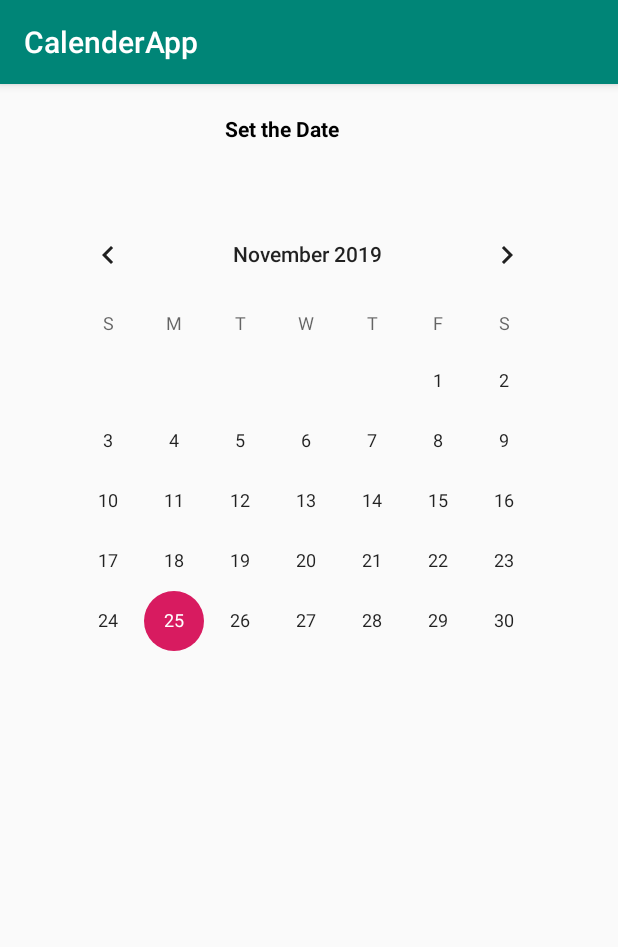
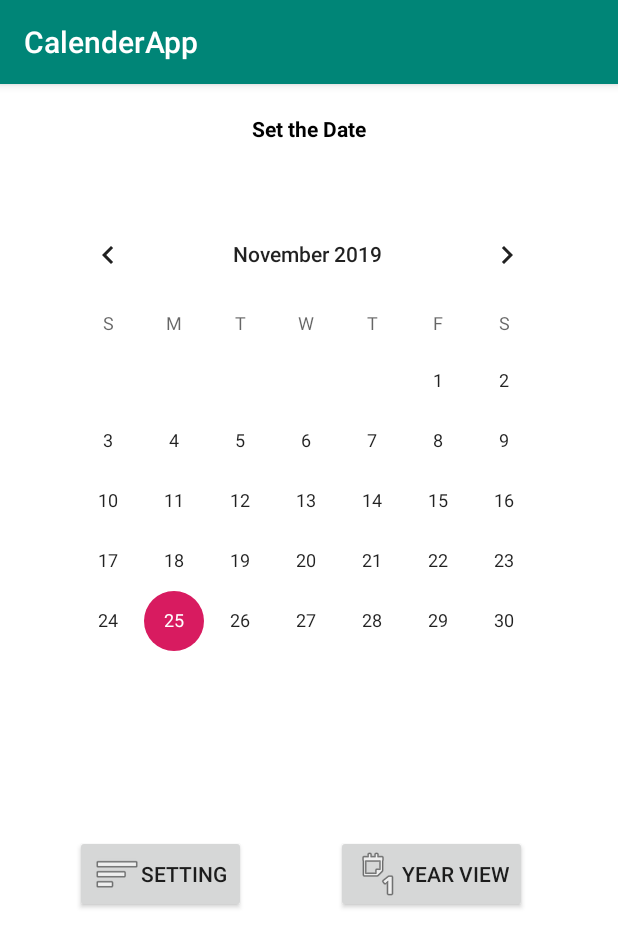
Before and after one commit to Zizo001/3354---Team-Rocket, an Android app: the screen it shows after launch (MainActivity), on a phone screen of 412 x 824 dp. Shown: the top 947 px of the screen. Run offline under Robolectric (Android 15) with nearby library versions, the phone set to English and light mode, and no system bars; 2 statements that could not run were skipped.

```diff
--- a/app/src/main/res/layout/activity_main.xml
+++ b/app/src/main/res/layout/activity_main.xml
@@ -5,29 +5,62 @@
     android:id="@+id/backgroundColor"
     android:layout_width="match_parent"
     android:layout_height="match_parent"
+    android:background= "?attr/calenderBackground"
     tools:context=".MainActivity">
+    <!-- Add TextView to display the date -->
 
-    <!-- Add TextView to display the date -->
+    <!-- Add CalenderView to display the Calender -->
+
     <TextView
         android:id="@+id/date_view"
         android:layout_width="wrap_content"
         android:layout_height="wrap_content"
+        android:layout_centerHorizontal="true"
         android:layout_marginLeft="150dp"
         android:layout_marginTop="20dp"
         android:text="Set the Date"
         android:textColor="@android:color/background_dark"
         android:textStyle="bold" />
 
-    <!-- Add CalenderView to display the Calender -->
     <CalendarView
         android:id="@+id/calender"
         android:layout_width="wrap_content"
         android:layout_height="wrap_content"
         android:layout_alignParentStart="true"
         android:layout_alignParentEnd="true"
+        android:layout_centerHorizontal="true"
         android:layout_marginStart="30dp"
         android:layout_marginLeft="19dp"
         android:layout_marginTop="80dp"
+        android:background="?attr/calenderBackground"
         android:layout_marginEnd="32dp"></CalendarView>
 
+    <RelativeLayout
+        android:id="@+id/settingLayout"
+        android:layout_width="396dp"
+        android:layout_height="77dp"
+        android:layout_alignTop="@+id/date_view"
+        android:layout_marginTop="465dp"
+        android:gravity="bottom|center_vertical">
+
+        <Button
+            android:id="@+id/settingButton"
+            android:layout_width="wrap_content"
+            android:layout_height="wrap_content"
+            android:layout_marginLeft="50dp"
+            android:layout_marginBottom="10dp"
+            android:drawableLeft="@android:drawable/ic_menu_sort_by_size"
+            android:text="Setting" />
+
+        <Button
+            android:id="@+id/yearView"
+            android:layout_width="wrap_content"
+            android:layout_height="wrap_content"
+            android:layout_marginLeft="60dp"
+            android:layout_marginRight="40dp"
+            android:layout_toRightOf="@id/settingButton"
+            android:drawableLeft="@android:drawable/ic_menu_day"
+            android:text="Year View" />
+    </RelativeLayout>
+
 </RelativeLayout>
```
